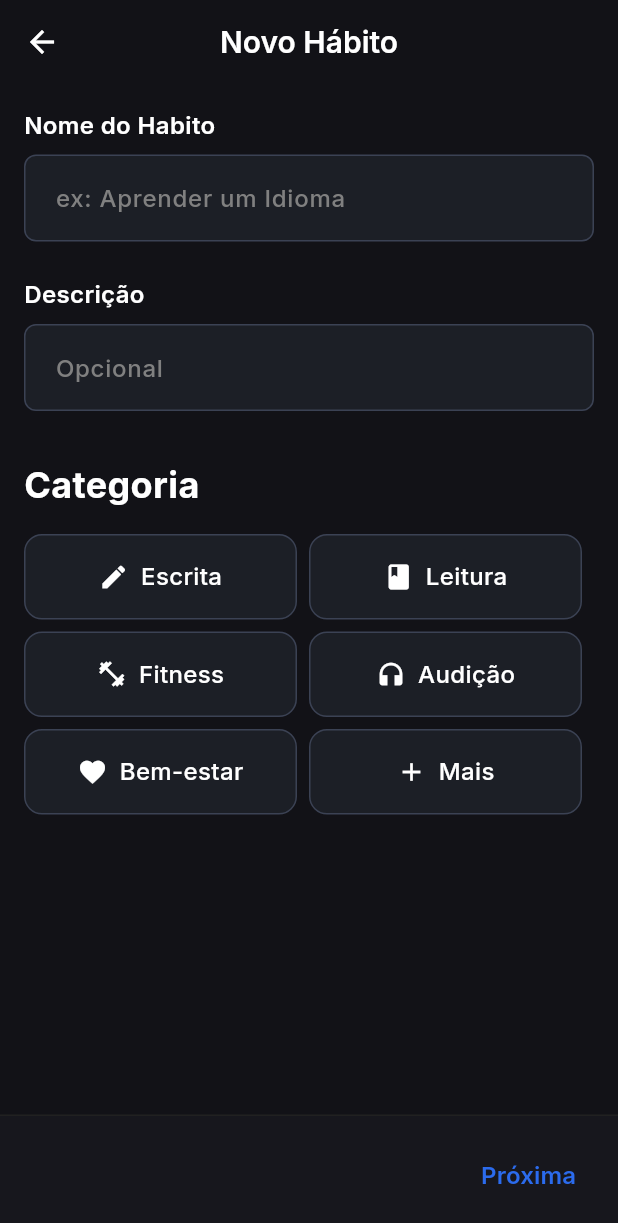
After one commit to Josmateussilva0110/EVOLVERE_PDSI, a Flutter app: the HabitScreen screen opened by its route, on a phone screen of 412 x 824 dp. The commit adds this screen. Shown: the top 1223 px of the screen. Run offline on Flutter 3.47's test engine with Material 3 defaults, Android fonts, the phone set to English and light mode, and no system bars; our stand-ins replace flutter_dotenv, google_fonts, image_picker.

Commit message:
refactor: tela de habitos

```diff
--- /dev/null
+++ b/frontend/lib/features/Habits/habit_screen/components/habit_form.dart
@@ -0,0 +1,50 @@
+import 'package:flutter/material.dart';
+import '../widgets/habit_text_field.dart';
+import '../widgets/category_grid.dart';
+import '../widgets/category_header.dart';
+
+class HabitForm extends StatelessWidget {
+  final String habitName;
+  final String description;
+  final String selectedCategory;
+  final ValueChanged<String> onNameChanged;
+  final ValueChanged<String> onDescriptionChanged;
+  final Function(String) onCategorySelected;
+
+  const HabitForm({
+    Key? key,
+    required this.habitName,
+    required this.description,
+    required this.selectedCategory,
+    required this.onNameChanged,
+    required this.onDescriptionChanged,
+    required this.onCategorySelected,
+  }) : super(key: key);
+
+  @override
+  Widget build(BuildContext context) {
+    return Column(
+      crossAxisAlignment: CrossAxisAlignment.start,
+      children: [
+        HabitTextField(
+          label: 'Nome do Habito',
+          hint: 'ex: Aprender um Idioma',
+          onChanged: onNameChanged,
+        ),
+        const SizedBox(height: 24),
+        HabitTextField(
+          label: 'Descrição',
+          hint: 'Opcional',
+          onChanged: onDescriptionChanged,
+        ),
+        const SizedBox(height: 32),
+        const CategoryHeader(),
+        const SizedBox(height: 16),
+        CategoryGrid(
+          selectedCategory: selectedCategory,
+          onCategorySelected: onCategorySelected,
+        ),
+      ],
+    );
+  }
+}
--- /dev/null
+++ b/frontend/lib/features/Habits/habit_screen/screens/habits_screens.dart
@@ -0,0 +1,67 @@
+import 'package:flutter/material.dart';
+import 'package:google_fonts/google_fonts.dart';
+import '../themes/habits_theme.dart';
+import '../components/habit_form.dart';
+import '../widgets/bottom_navigation.dart';
+
+class HabitScreen extends StatefulWidget {
+  const HabitScreen({Key? key}) : super(key: key);
+
+  @override
+  _HabitScreenState createState() => _HabitScreenState();
+}
+
+class _HabitScreenState extends State<HabitScreen> {
+  String habitName = '';
+  String description = '';
+  String selectedCategory = '';
+
+  void _onCategorySelected(String category) {
+    setState(() {
+      selectedCategory = selectedCategory == category ? '' : category;
+    });
+  }
+
+  @override
+  Widget build(BuildContext context) {
+    return Scaffold(
+      backgroundColor: HabitsTheme.backgroundColor,
+      appBar: AppBar(
+        backgroundColor: Colors.transparent,
+        elevation: 0,
+        centerTitle: true,
+        leading: IconButton(
+          icon: const Icon(Icons.arrow_back, color: Colors.white),
+          onPressed: () => Navigator.of(context).pop(),
+        ),
+        title: Text(
+          'Novo Hábito',
+          style: GoogleFonts.inter(
+            color: Colors.white,
+            fontSize: 20,
+            fontWeight: FontWeight.w600,
+          ),
+        ),
+      ),
+      body: Column(
+        children: [
+          Expanded(
+            child: SingleChildScrollView(
+              padding: const EdgeInsets.all(16.0),
+              child: HabitForm(
+                habitName: habitName,
+                description: description,
+                selectedCategory: selectedCategory,
+                onNameChanged: (value) => setState(() => habitName = value),
+                onDescriptionChanged:
+                    (value) => setState(() => description = value),
+                onCategorySelected: _onCategorySelected,
+              ),
+            ),
+          ),
+          BottomNavigation(nextRoute: '/frequencia'),
+        ],
+      ),
+    );
+  }
+}
--- /dev/null
+++ b/frontend/lib/features/Habits/habit_screen/widgets/bottom_navigation.dart
@@ -0,0 +1,41 @@
+import 'package:flutter/material.dart';
+import 'package:google_fonts/google_fonts.dart';
+import '../themes/habits_theme.dart';
+
+class BottomNavigation extends StatelessWidget {
+  final String nextRoute;
+
+  const BottomNavigation({
+    Key? key,
+    required this.nextRoute,
+  }) : super(key: key);
+
+  @override
+  Widget build(BuildContext context) {
+    return Container(
+      padding: const EdgeInsets.all(16.0),
+      decoration: BoxDecoration(
+        color: const Color(0xFF17171D),
+        border: Border(top: BorderSide(color: Colors.grey[900]!, width: 1)),
+      ),
+      child: Row(
+        mainAxisAlignment: MainAxisAlignment.end,
+        children: [
+          TextButton(
+            onPressed: () {
+              Navigator.pushNamed(context, nextRoute);
+            },
+            child: Text(
+              'Próxima',
+              style: GoogleFonts.inter(
+                color: HabitsTheme.accentColor,
+                fontSize: 16,
+                fontWeight: FontWeight.w600,
+              ),
+            ),
+          ),
+        ],
+      ),
+    );
+  }
+}
--- a/frontend/lib/features/Habits/components/Tela_Habitos/category_button.dart
+++ b/frontend/lib/features/Habits/habit_screen/widgets/category_button.dart
@@ -1,6 +1,6 @@
 import 'package:flutter/material.dart';
 import 'package:google_fonts/google_fonts.dart';
-import '../../themes/Tela_Habitos/habits_theme.dart';
+import '../themes/habits_theme.dart';
 
 class CategoryButton extends StatelessWidget {
   final IconData icon;
--- a/frontend/lib/features/Habits/widgets/Tela_Habitos/category_grid.dart
+++ b/frontend/lib/features/Habits/habit_screen/widgets/category_grid.dart
@@ -1,5 +1,5 @@
 import 'package:flutter/material.dart';
-import '../../components/Tela_Habitos/category_button.dart';
+import 'category_button.dart';
 
 class CategoryGrid extends StatelessWidget {
   final String selectedCategory;
--- /dev/null
+++ b/frontend/lib/features/Habits/habit_screen/widgets/category_header.dart
@@ -0,0 +1,20 @@
+import 'package:flutter/material.dart';
+import 'package:google_fonts/google_fonts.dart';
+
+class CategoryHeader extends StatelessWidget {
+  final String title;
+
+  const CategoryHeader({Key? key, this.title = 'Categoria'}) : super(key: key);
+
+  @override
+  Widget build(BuildContext context) {
+    return Text(
+      title,
+      style: GoogleFonts.inter(
+        color: Colors.white,
+        fontSize: 24,
+        fontWeight: FontWeight.w700,
+      ),
+    );
+  }
+}
--- a/frontend/lib/features/Habits/components/Tela_Habitos/habit_text_field.dart
+++ b/frontend/lib/features/Habits/habit_screen/widgets/habit_text_field.dart
@@ -1,6 +1,6 @@
 import 'package:flutter/material.dart';
 import 'package:google_fonts/google_fonts.dart';
-import '../../themes/Tela_Habitos/habits_theme.dart';
+import '../themes/habits_theme.dart';
 
 class HabitTextField extends StatelessWidget {
   final String label;
```
Also changed, not shown: frontend/lib/features/Habits/Screens/Tela_Habitos/tela_habitos.dart (deleted, +0 -160 lines), frontend/lib/features/Habits/Tela_Frequencia/Tela_Frequencia.dart (renamed from frontend/lib/features/Habits/Screens/Tela_Frequencia/Tela_Frequencia.dart, +4 -4 lines), frontend/lib/features/Habits/habit_screen/widgets/habits_app_bar.dart (added, +35 -0 lines), frontend/lib/main.dart (+4 -4 lines), fluxo.png (added), frontend/lib/features/Habits/Tela_Prazo/tela_Prazo.dart (renamed from frontend/lib/features/Habits/Screens/Tela_Prazo/tela_Prazo.dart), frontend/lib/features/Habits/habit_screen/themes/habits_theme.dart (renamed from frontend/lib/features/Habits/themes/Tela_Habitos/habits_theme.dart).
